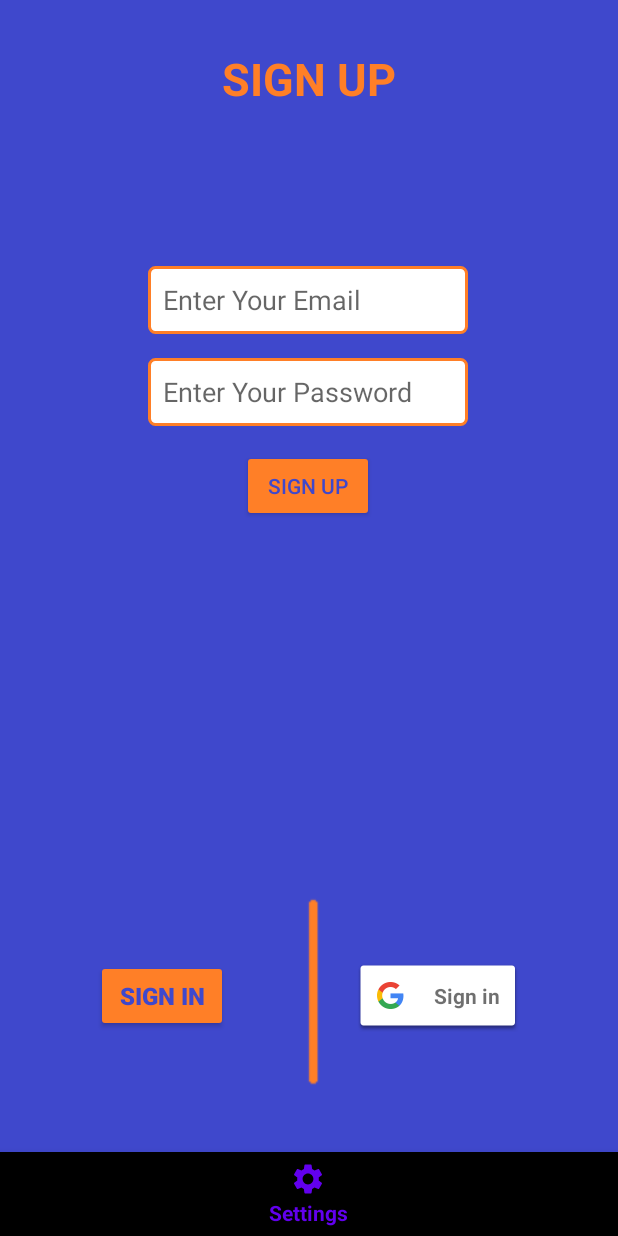
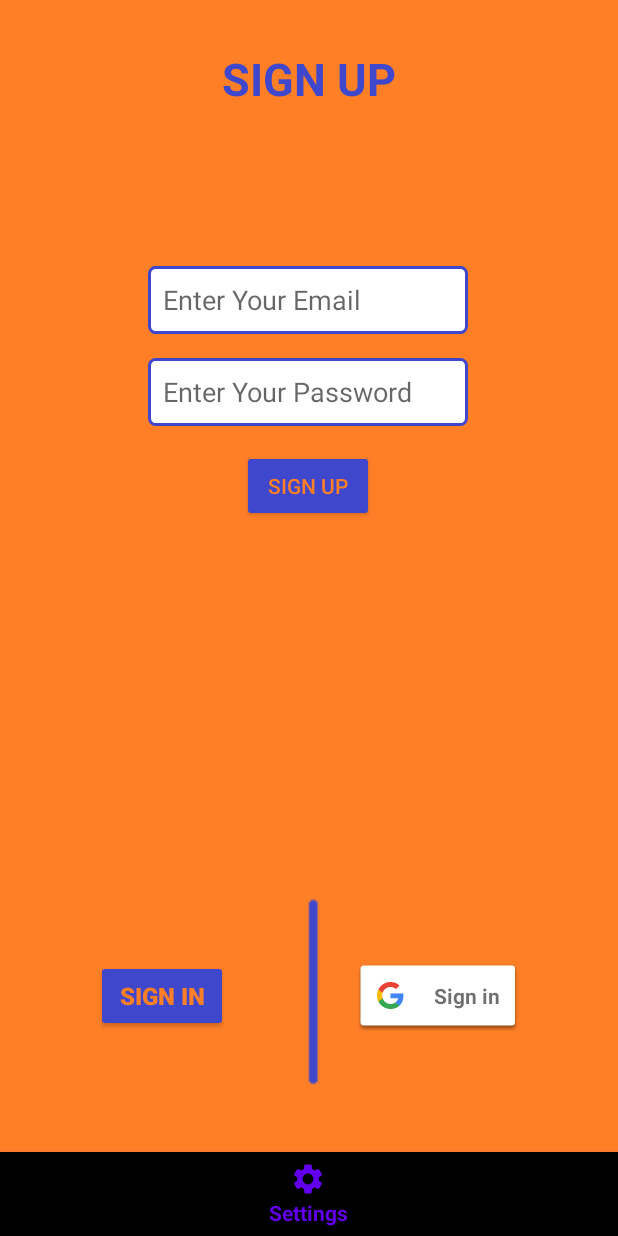
Before and after one commit to Irfan044/BPR2-IrfanCatovic, an Android app: the SignUpFragment screen opened through its navigation route, on a phone screen of 412 x 824 dp. Run offline under Robolectric (Android 15) with nearby library versions, the phone set to English and light mode, and no system bars; our stand-ins replace Firebase (no records; nobody signed in at launch, a user with empty details on screens opened directly).

Commit message:
Minor color changes based on usability test

```diff
--- /dev/null
+++ b/app/src/main/res/drawable/edit_bg2.xml
@@ -0,0 +1,8 @@
+<?xml version="1.0" encoding="utf-8"?>
+<shape xmlns:android="http://schemas.android.com/apk/res/android">
+    <solid android:color="@color/white" />
+    <stroke
+        android:width="2dp"
+        android:color="#3F48CC" />
+    <corners android:radius="4dp" />
+</shape>
--- a/app/src/main/res/layout/fragment_list.xml
+++ b/app/src/main/res/layout/fragment_list.xml
@@ -4,7 +4,7 @@
     xmlns:tools="http://schemas.android.com/tools"
     android:layout_width="match_parent"
     android:layout_height="match_parent"
-    android:background="@color/colorPrimary"
+    android:background="#3F48CC"
     android:screenOrientation="portrait"
     tools:context=".views.ListFragment">
 
@@ -16,7 +16,7 @@
         android:layout_marginStart="24dp"
         android:layout_marginTop="24dp"
         android:text="Quiz"
-        android:textColor="@color/colorPrimaryDark"
+        android:textColor="#FF7F27"
         android:textSize="30sp"
         android:textStyle="bold"
         app:layout_constraintStart_toStartOf="parent"
--- a/app/src/main/res/layout/fragment_sign_up.xml
+++ b/app/src/main/res/layout/fragment_sign_up.xml
@@ -7,7 +7,7 @@
     android:layout_width="match_parent"
     android:layout_height="match_parent"
     android:screenOrientation="portrait"
-    android:background="@drawable/loginscreen"
+    android:background="@drawable/signupscreen"
     tools:context=".views.SignUpFragment">
 
     <TextView
@@ -16,7 +16,7 @@
         android:layout_height="wrap_content"
         android:layout_marginTop="32dp"
         android:text="SIGN UP"
-        android:textColor="#FF7F27"
+        android:textColor="#3F48CC"
         android:textSize="30sp"
         android:textStyle="bold"
         app:layout_constraintEnd_toEndOf="parent"
@@ -43,7 +43,7 @@
             android:layout_width="wrap_content"
             android:layout_height="45dp"
             android:layout_marginTop="16dp"
-            android:background="@drawable/edit_bg"
+            android:background="@drawable/edit_bg2"
             android:ems="10"
             android:hint="Enter Your Email"
             android:inputType="textEmailAddress"
@@ -54,7 +54,7 @@
             android:layout_width="wrap_content"
             android:layout_height="45dp"
             android:layout_marginTop="16dp"
-            android:background="@drawable/edit_bg"
+            android:background="@drawable/edit_bg2"
             android:ems="10"
             android:hint="Enter Your Password"
             android:inputType="textPassword"
@@ -65,9 +65,9 @@
             android:layout_width="wrap_content"
             android:layout_height="wrap_content"
             android:layout_marginTop="16dp"
-            android:backgroundTint="#FF7F27"
+            android:backgroundTint="#3F48CC"
             android:text="Sign Up"
-            android:textColor="#3F48CC" />
+            android:textColor="#FF7F27" />
     </LinearLayout>
 
     <Button
@@ -77,8 +77,8 @@
         android:layout_marginStart="64dp"
         android:layout_marginBottom="80dp"
         android:text="Sign In"
-        android:textColor="#3F48CC"
-        android:backgroundTint="#FF7F27"
+        android:textColor="#FF7F27"
+        android:backgroundTint="#3F48CC"
         android:textSize="16sp"
         android:textStyle="bold"
         app:layout_constraintBottom_toBottomOf="parent"
```
Also changed, not shown: app/src/main/res/drawable-v24/resultbkg.png (added), app/src/main/res/drawable-v24/signupscreen.png (added).
